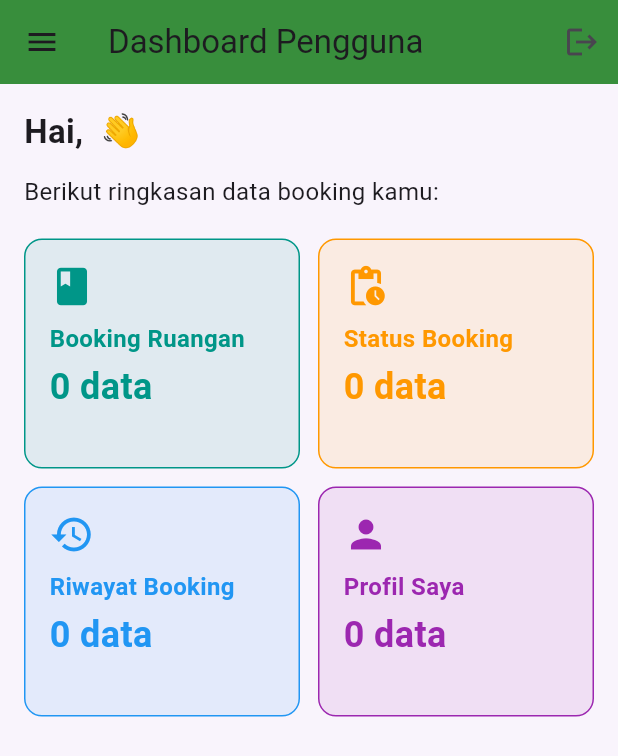
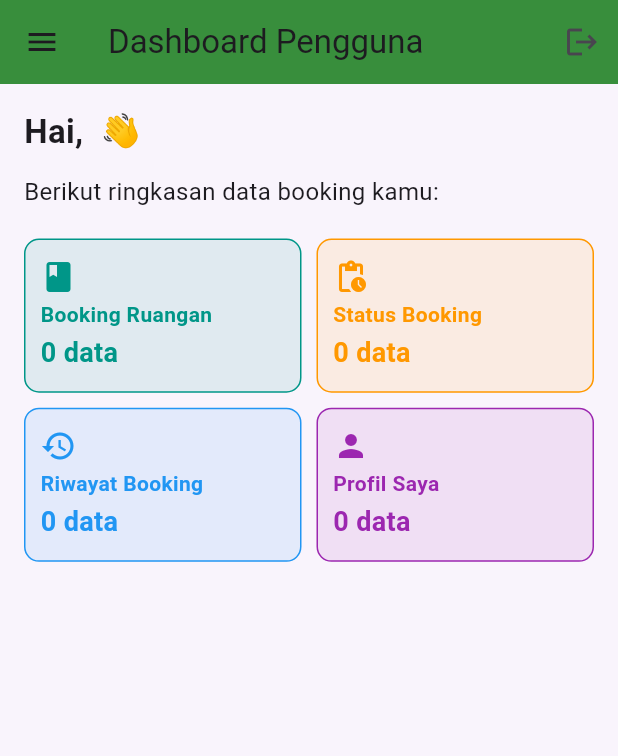
Before and after one commit to mutiadea29/hama-baru, a Flutter app: the UserDashboard screen opened by its route, on a phone screen of 412 x 824 dp. Shown: the top 756 px of the screen. Run offline on Flutter 3.47's test engine with Material 3 defaults, Android fonts, the phone set to English and light mode, and no system bars; our stand-ins replace cloud_firestore, firebase_auth, firebase_core; accounts and stored records are empty.

Commit message:
edit dashboard user

```diff
--- a/lib/screens/user/user_dashboard.dart
+++ b/lib/screens/user/user_dashboard.dart
@@ -37,32 +37,32 @@ class UserDashboard extends StatelessWidget {
         int count = snapshot.data?.docs.length ?? 0;
 
         return Container(
+          constraints: const BoxConstraints(maxHeight: 120),
           width: double.infinity,
-          padding: const EdgeInsets.all(16),
+          padding: const EdgeInsets.all(10),
           decoration: BoxDecoration(
             color: color.withOpacity(0.1),
-            borderRadius: BorderRadius.circular(12),
+            borderRadius: BorderRadius.circular(10),
             border: Border.all(color: color, width: 1),
           ),
           child: Column(
             crossAxisAlignment: CrossAxisAlignment.start,
+            mainAxisAlignment: MainAxisAlignment.spaceEvenly,
             children: [
-              Icon(icon, color: color, size: 30),
-              const SizedBox(height: 8),
+              Icon(icon, color: color, size: 24),
               Text(
                 title,
                 style: TextStyle(
                   color: color,
-                  fontSize: 16,
+                  fontSize: 14,
                   fontWeight: FontWeight.w600,
                 ),
               ),
-              const SizedBox(height: 4),
               Text(
                 '$count data',
                 style: TextStyle(
                   color: color,
-                  fontSize: 24,
+                  fontSize: 18,
                   fontWeight: FontWeight.bold,
                 ),
               ),
@@ -148,15 +148,13 @@ class UserDashboard extends StatelessWidget {
               style: TextStyle(fontSize: 16),
             ),
             const SizedBox(height: 20),
-
-            // Info cards (dashboard kotak warna-warni)
             GridView.count(
               crossAxisCount: 2,
               shrinkWrap: true,
               physics: const NeverScrollableScrollPhysics(),
-              crossAxisSpacing: 12,
-              mainAxisSpacing: 12,
-              childAspectRatio: 1.2,
+              crossAxisSpacing: 10,
+              mainAxisSpacing: 10,
+              childAspectRatio: 1.8,
               children: [
                 _buildInfoCard(
                   title: 'Booking Ruangan',
```
Also changed, not shown: pubspec.lock.
